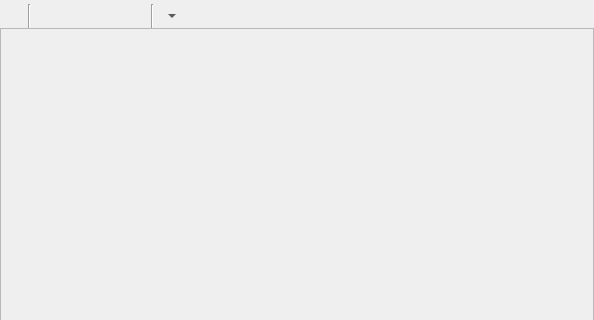
Before: the Qt Designer form gissupport_plugin/modules/uldk/plugin_dockwidget_base.ui in gis-support/gis-support-plugin, drawn with Qt 5; both pictures show x 0 to 594 and y 0 to 320 of the 594 by 716 pixel window.
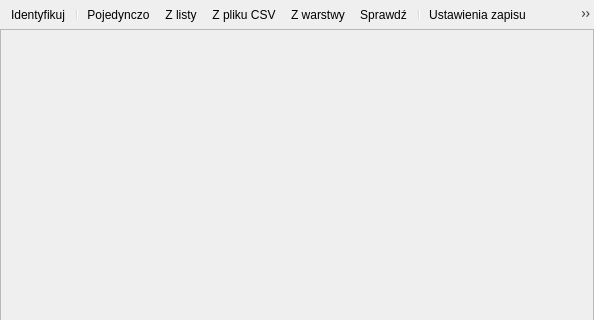
After: the same form once the commit is applied. Icons and pictures are not drawn.

What changed in the file:
```diff
--- a/gissupport_plugin/modules/uldk/plugin_dockwidget_base.ui
+++ b/gissupport_plugin/modules/uldk/plugin_dockwidget_base.ui
@@ -12,8 +12,8 @@
   </property>
   <property name="minimumSize">
    <size>
-    <width>200</width>
-    <height>0</height>
+    <width>102</width>
+    <height>211</height>
    </size>
   </property>
   <property name="windowTitle">
@@ -28,7 +28,7 @@
      <number>0</number>
     </property>
     <property name="topMargin">
-     <number>4</number>
+     <number>0</number>
     </property>
     <property name="rightMargin">
      <number>0</number>
@@ -37,347 +37,29 @@
      <number>0</number>
     </property>
     <item>
-     <widget class="QFrame" name="frame_4">
-      <property name="sizePolicy">
-       <sizepolicy hsizetype="MinimumExpanding" vsizetype="Fixed">
-        <horstretch>0</horstretch>
-        <verstretch>0</verstretch>
-       </sizepolicy>
+     <widget class="QToolBar" name="main_toolbar">
+      <property name="movable">
+       <bool>false</bool>
       </property>
-      <property name="minimumSize">
+      <property name="iconSize">
        <size>
-        <width>60</width>
-        <height>0</height>
+        <width>20</width>
+        <height>20</height>
        </size>
       </property>
-      <property name="frameShape">
-       <enum>QFrame::NoFrame</enum>
+      <property name="floatable">
+       <bool>false</bool>
       </property>
-      <property name="frameShadow">
-       <enum>QFrame::Raised</enum>
-      </property>
-      <layout class="QHBoxLayout" name="horizontalLayout">
-       <property name="spacing">
-        <number>0</number>
-       </property>
-       <property name="leftMargin">
-        <number>4</number>
-       </property>
-       <property name="topMargin">
-        <number>0</number>
-       </property>
-       <property name="rightMargin">
-        <number>0</number>
-       </property>
-       <property name="bottomMargin">
-        <number>0</number>
-       </property>
-       <item>
-        <widget class="QToolButton" name="btnIdentify">
-         <property name="minimumSize">
-          <size>
-           <width>24</width>
-           <height>24</height>
-          </size>
-         </property>
-         <property name="maximumSize">
-          <size>
-           <width>24</width>
-           <height>24</height>
-          </size>
-         </property>
-         <property name="text">
-          <string/>
-         </property>
-         <property name="iconSize">
-          <size>
-           <width>20</width>
-           <height>20</height>
-          </size>
-         </property>
-         <property name="checkable">
-          <bool>true</bool>
-         </property>
-         <property name="checked">
-          <bool>false</bool>
-         </property>
-         <property name="autoRepeat">
-          <bool>false</bool>
-         </property>
-         <property name="autoRaise">
-          <bool>true</bool>
-         </property>
-        </widget>
-       </item>
-       <item>
-        <widget class="Line" name="toolLine">
-         <property name="sizePolicy">
-          <sizepolicy hsizetype="Fixed" vsizetype="Minimum">
-           <horstretch>0</horstretch>
-           <verstretch>0</verstretch>
-          </sizepolicy>
-         </property>
-         <property name="frameShadow">
-          <enum>QFrame::Sunken</enum>
-         </property>
-         <property name="orientation">
-          <enum>Qt::Vertical</enum>
-         </property>
-        </widget>
-       </item>
-       <item>
-        <widget class="QToolButton" name="btn_tab_search">
-         <property name="minimumSize">
-          <size>
-           <width>24</width>
-           <height>24</height>
-          </size>
-         </property>
-         <property name="maximumSize">
-          <size>
-           <width>24</width>
-           <height>24</height>
-          </size>
-         </property>
-         <property name="mouseTracking">
-          <bool>false</bool>
-         </property>
-         <property name="toolTip">
-          <string/>
-         </property>
-         <property name="iconSize">
-          <size>
-           <width>20</width>
-           <height>20</height>
-          </size>
-         </property>
-         <property name="checkable">
-          <bool>true</bool>
-         </property>
-         <property name="autoExclusive">
-          <bool>true</bool>
-         </property>
-         <property name="autoRaise">
-          <bool>true</bool>
-         </property>
-        </widget>
-       </item>
-       <item>
-        <widget class="QToolButton" name="btn_tab_import_csv">
-         <property name="minimumSize">
-          <size>
-           <width>24</width>
-           <height>24</height>
-          </size>
-         </property>
-         <property name="maximumSize">
-          <size>
-           <width>24</width>
-           <height>24</height>
-          </size>
-         </property>
-         <property name="iconSize">
-          <size>
-           <width>20</width>
-           <height>20</height>
-          </size>
-         </property>
-         <property name="checkable">
-          <bool>true</bool>
-         </property>
-         <property name="autoExclusive">
-          <bool>true</bool>
-         </property>
-         <property name="autoRaise">
-          <bool>true</bool>
-         </property>
-        </widget>
-       </item>
-       <item>
-        <widget class="QToolButton" name="btn_tab_from_csv_file">
-         <property name="minimumSize">
-          <size>
-           <width>24</width>
-           <height>24</height>
-          </size>
-         </property>
-         <property name="maximumSize">
-          <size>
-           <width>24</width>
-           <height>24</height>
-          </size>
-         </property>
-         <property name="iconSize">
-          <size>
-           <width>20</width>
-           <height>20</height>
-          </size>
-         </property>
-         <property name="checkable">
-          <bool>true</bool>
-         </property>
-         <property name="autoExclusive">
-          <bool>true</bool>
-         </property>
-         <property name="autoRaise">
-          <bool>true</bool>
-         </property>
-        </widget>
-       </item>
-       <item>
-        <widget class="QToolButton" name="btn_tab_import_layer">
-         <property name="minimumSize">
-          <size>
-           <width>24</width>
-           <height>24</height>
-          </size>
-         </property>
-         <property name="maximumSize">
-          <size>
-           <width>24</width>
-           <height>24</height>
-          </size>
-         </property>
-         <property name="iconSize">
-          <size>
-           <width>20</width>
-           <height>20</height>
-          </size>
-         </property>
-         <property name="checkable">
-          <bool>true</bool>
-         </property>
-         <property name="autoExclusive">
-          <bool>true</bool>
-         </property>
-         <property name="autoRaise">
-          <bool>true</bool>
-         </property>
-        </widget>
-       </item>
-       <item>
-        <widget class="QToolButton" name="btn_tab_check_layer">
-         <property name="minimumSize">
-          <size>
-           <width>24</width>
-           <height>24</height>
-          </size>
-         </property>
-         <property name="maximumSize">
-          <size>
-           <width>24</width>
-           <height>24</height>
-          </size>
-         </property>
-         <property name="iconSize">
-          <size>
-           <width>20</width>
-           <height>20</height>
-          </size>
-         </property>
-         <property name="checkable">
-          <bool>true</bool>
-         </property>
-         <property name="autoExclusive">
-          <bool>true</bool>
-         </property>
-         <property name="autoRaise">
-          <bool>true</bool>
-         </property>
-        </widget>
-       </item>
-       <item>
-        <widget class="Line" name="toolSaveLine">
-         <property name="sizePolicy">
-          <sizepolicy hsizetype="Fixed" vsizetype="Minimum">
-           <horstretch>0</horstretch>
-           <verstretch>0</verstretch>
-          </sizepolicy>
-         </property>
-         <property name="frameShadow">
-          <enum>QFrame::Sunken</enum>
-         </property>
-         <property name="orientation">
-          <enum>Qt::Vertical</enum>
-         </property>
-        </widget>
-       </item>
-       <item>
-        <widget class="QToolButton" name="btn_save_settings">
-         <property name="minimumSize">
-          <size>
-           <width>24</width>
-           <height>24</height>
-          </size>
-         </property>
-         <property name="maximumSize">
-          <size>
-           <width>24</width>
-           <height>24</height>
-          </size>
-         </property>
-         <property name="iconSize">
-          <size>
-           <width>20</width>
-           <height>20</height>
-          </size>
-         </property>
-         <property name="checkable">
-          <bool>false</bool>
-         </property>
-         <property name="popupMode">
-          <enum>QToolButton::MenuButtonPopup</enum>
-         </property>
-         <property name="autoRaise">
-          <bool>true</bool>
-         </property>
-        </widget>
-       </item>
-       <item>
-        <widget class="QToolButton" name="btn_info">
-         <property name="minimumSize">
-          <size>
-           <width>24</width>
-           <height>24</height>
-          </size>
-         </property>
-         <property name="maximumSize">
-          <size>
-           <width>24</width>
-           <height>24</height>
-          </size>
-         </property>
-         <property name="iconSize">
-          <size>
-           <width>20</width>
-           <height>20</height>
-          </size>
-         </property>
-         <property name="checkable">
-          <bool>false</bool>
-         </property>
-         <property name="autoRaise">
-          <bool>true</bool>
-         </property>
-        </widget>
-       </item>
-       <item>
-        <spacer name="horizontalSpacer">
-         <property name="orientation">
-          <enum>Qt::Horizontal</enum>
-         </property>
-         <property name="sizeType">
-          <enum>QSizePolicy::Expanding</enum>
-         </property>
-         <property name="sizeHint" stdset="0">
-          <size>
-           <width>40</width>
-           <height>20</height>
-          </size>
-         </property>
-        </spacer>
-       </item>
-      </layout>
+      <addaction name="action_identify"/>
+      <addaction name="separator"/>
+      <addaction name="action_tab_search"/>
+      <addaction name="action_tab_import_csv"/>
+      <addaction name="action_tab_from_csv_file"/>
+      <addaction name="action_tab_import_layer"/>
+      <addaction name="action_tab_check_layer"/>
+      <addaction name="separator"/>
+      <addaction name="action_settings"/>
+      <addaction name="action_info"/>
      </widget>
     </item>
     <item>
@@ -397,7 +79,7 @@
          <x>0</x>
          <y>0</y>
          <width>592</width>
-         <height>600</height>
+         <height>590</height>
         </rect>
        </property>
        <layout class="QVBoxLayout" name="verticalLayout_2">
@@ -479,6 +161,64 @@
     </item>
    </layout>
   </widget>
+  <action name="action_identify">
+   <property name="checkable">
+    <bool>true</bool>
+   </property>
+   <property name="text">
+    <string>Identyfikuj</string>
+   </property>
+  </action>
+  <action name="action_tab_search">
+   <property name="checkable">
+    <bool>true</bool>
+   </property>
+   <property name="text">
+    <string>Pojedynczo</string>
+   </property>
+  </action>
+  <action name="action_tab_import_csv">
+   <property name="checkable">
+    <bool>true</bool>
+   </property>
+   <property name="text">
+    <string>Z listy</string>
+   </property>
+  </action>
+  <action name="action_tab_from_csv_file">
+   <property name="checkable">
+    <bool>true</bool>
+   </property>
+   <property name="text">
+    <string>Z pliku CSV</string>
+   </property>
+  </action>
+  <action name="action_tab_import_layer">
+   <property name="checkable">
+    <bool>true</bool>
+   </property>
+   <property name="text">
+    <string>Z warstwy</string>
+   </property>
+  </action>
+  <action name="action_tab_check_layer">
+   <property name="checkable">
+    <bool>true</bool>
+   </property>
+   <property name="text">
+    <string>Sprawdź</string>
+   </property>
+  </action>
+  <action name="action_settings">
+   <property name="text">
+    <string>Ustawienia zapisu</string>
+   </property>
+  </action>
+  <action name="action_info">
+   <property name="text">
+    <string>O wtyczce</string>
+   </property>
+  </action>
  </widget>
  <resources/>
  <connections/>
```
Left out of the diff: 3 changed lines with no effect on the pictures.
